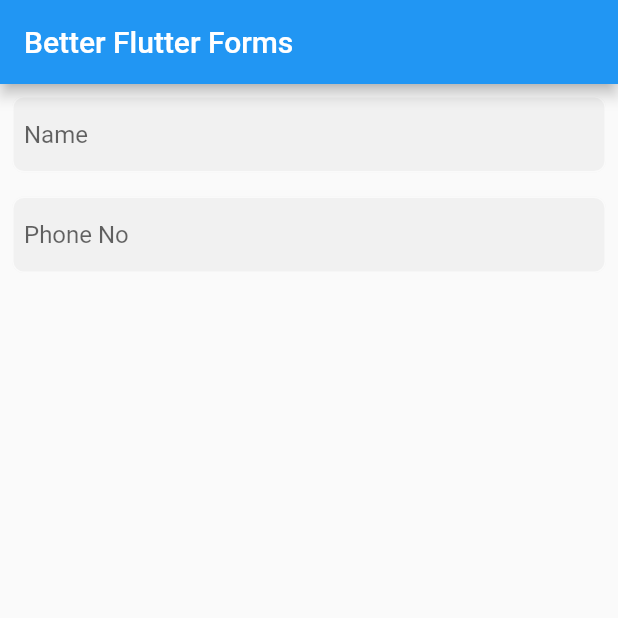
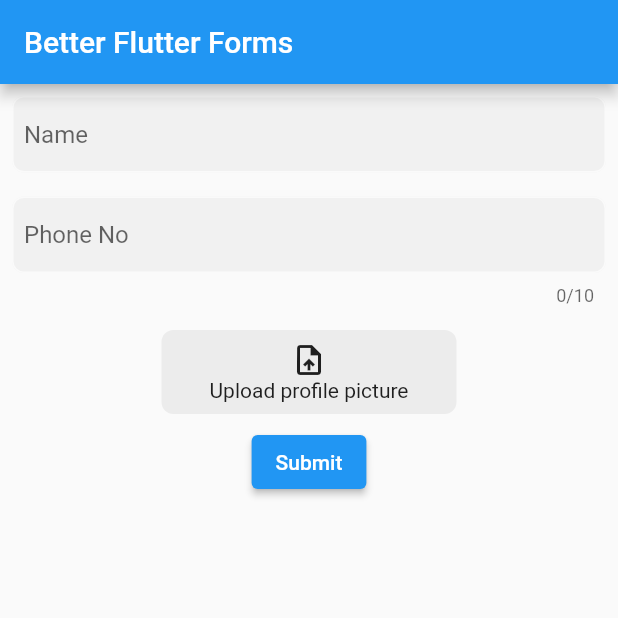
Before and after one commit to Chinmay-KB/better_flutter_form_eg, a Flutter app: the screen it shows after launch, on a phone screen of 412 x 824 dp, the top half of it. Run offline on Flutter 3.47's test engine with Material 2 defaults, Android fonts, the phone set to English and light mode, and no system bars; our stand-ins replace file_picker.

Commit message:
feat: article completed

```diff
--- a/lib/custom_form_field.dart
+++ b/lib/custom_form_field.dart
@@ -1,16 +1,31 @@
 import 'package:flutter/material.dart';
+import 'package:flutter/services.dart';
 
-class CustomTextField extends StatelessWidget {
-  CustomTextField({
-    Key? key,
-    required this.hintText,
-    required this.initialValue,
-    required this.onChanged,
-  }) : super(key: key);
+class CustomTextField extends StatefulWidget {
+  CustomTextField(
+      {Key? key,
+      required this.hintText,
+      required this.initialValue,
+      required this.onChanged,
+      this.inputFormatters,
+      this.validator,
+      this.maxLength})
+      : super(key: key);
 
   final String? initialValue;
   final Function(String) onChanged;
   final String hintText;
+  final List<TextInputFormatter>? inputFormatters;
+  final int? maxLength;
+  final String? Function(String?)? validator;
+
+  @override
+  State<CustomTextField> createState() => _CustomTextFieldState();
+}
+
+class _CustomTextFieldState extends State<CustomTextField> {
+  final _focusNode = FocusNode();
+
   final _borderStyle = OutlineInputBorder(
       borderSide: const BorderSide(
         color: Color(0xfffafafa),
@@ -18,18 +33,40 @@ class CustomTextField extends StatelessWidget {
       borderRadius: BorderRadius.circular(8));
 
   @override
+  void initState() {
+    super.initState();
+    _focusNode.addListener(() {
+      if (!_focusNode.hasFocus) setState(() {});
+    });
+  }
+
+  @override
   Widget build(BuildContext context) {
     return Padding(
       padding: const EdgeInsets.all(8.0),
       child: TextFormField(
-        initialValue: initialValue,
-        onChanged: onChanged,
+        focusNode: _focusNode,
+        initialValue: widget.initialValue,
+        onChanged: widget.onChanged,
+        maxLength: widget.maxLength,
+        inputFormatters: widget.inputFormatters,
+        validator: (value) {
+          if (_focusNode.hasFocus) {
+            print('ignored');
+            return null;
+          } else {
+            print('called');
+
+            return widget.validator?.call(value);
+          }
+        },
+        autovalidateMode: AutovalidateMode.onUserInteraction,
         decoration: InputDecoration(
           fillColor: Colors.grey.withOpacity(0.1),
           filled: true,
           enabledBorder: _borderStyle,
           focusedBorder: _borderStyle,
-          hintText: hintText,
+          hintText: widget.hintText,
           contentPadding:
               const EdgeInsets.symmetric(vertical: 16, horizontal: 8),
         ),
--- /dev/null
+++ b/lib/custom_image_form_field.dart
@@ -0,0 +1,69 @@
+import 'dart:io';
+
+import 'package:file_picker/file_picker.dart';
+import 'package:flutter/material.dart';
+
+class CustomImageFormField extends StatelessWidget {
+  CustomImageFormField({
+    Key? key,
+    required this.initialValue,
+    required this.validator,
+    required this.onPicked,
+  }) : super(key: key);
+
+  final File? initialValue;
+  final String? Function(File?) validator;
+  final Function(File) onPicked;
+
+  File? _pickedFile;
+
+  @override
+  Widget build(BuildContext context) {
+    return FormField(
+        initialValue: initialValue,
+        validator: (_) => validator.call(_pickedFile),
+        builder: (formFieldState) {
+          return Column(
+            children: [
+              GestureDetector(
+                onTap: () async {
+                  FilePickerResult? file = await FilePicker.platform
+                      .pickFiles(type: FileType.image, allowMultiple: false);
+                  if (file != null) {
+                    _pickedFile = File(file.files.first.path!);
+                    onPicked.call(_pickedFile!);
+                  }
+                },
+                child: Container(
+                  margin: const EdgeInsets.all(8),
+                  padding:
+                      const EdgeInsets.symmetric(horizontal: 32, vertical: 8),
+                  decoration: BoxDecoration(
+                    borderRadius: BorderRadius.circular(8),
+                    color: const Color(0xff707070).withOpacity(0.1),
+                  ),
+                  child: Column(
+                    children: const [
+                      Icon(Icons.upload_file),
+                      Text('Upload profile picture')
+                    ],
+                  ),
+                ),
+              ),
+              if (formFieldState.hasError)
+                Padding(
+                  padding: const EdgeInsets.only(left: 8, top: 10),
+                  child: Text(
+                    formFieldState.errorText!,
+                    style: TextStyle(
+                        fontStyle: FontStyle.normal,
+                        fontSize: 13,
+                        color: Colors.red[700],
+                        height: 0.5),
+                  ),
+                )
+            ],
+          );
+        });
+  }
+}
--- /dev/null
+++ b/lib/form_submission.dart
@@ -0,0 +1,24 @@
+import 'package:better_flutter_form_eg/profile.dart';
+import 'package:flutter/material.dart';
+
+class FormSubmission extends StatelessWidget {
+  const FormSubmission({Key? key, required this.profile}) : super(key: key);
+  final Profile profile;
+
+  @override
+  Widget build(BuildContext context) {
+    return Scaffold(
+      body: Column(
+        children: [
+          Text('Name - ${profile.name}'),
+          Text('Phone no - ${profile.phoneNo}'),
+          Image.file(
+            profile.profilePic!,
+            width: 100,
+            height: 100,
+          )
+        ],
+      ),
+    );
+  }
+}
--- a/lib/main.dart
+++ b/lib/main.dart
@@ -1,8 +1,14 @@
 // ignore_for_file: must_be_immutable
 
+import 'dart:io';
+
 import 'package:better_flutter_form_eg/custom_form_field.dart';
+import 'package:better_flutter_form_eg/custom_image_form_field.dart';
+import 'package:better_flutter_form_eg/form_submission.dart';
 import 'package:better_flutter_form_eg/profile.dart';
+import 'package:file_picker/file_picker.dart';
 import 'package:flutter/material.dart';
+import 'package:flutter/services.dart';
 
 void main() {
   runApp(const MyApp());
@@ -48,11 +54,48 @@
               hintText: 'Name',
               initialValue: _profile.name,
               onChanged: (value) => _profile.name = value,
+              inputFormatters: [
+                FilteringTextInputFormatter.allow(
+                  RegExp(r"[a-zA-Z]+|\s"),
+                )
+              ],
+              validator: (val) {
+                if (val == null || val.isEmpty) {
+                  return 'Enter a valid name';
+                }
+              },
             ),
             CustomTextField(
+              maxLength: 10,
               hintText: 'Phone No',
               initialValue: _profile.phoneNo,
               onChanged: (value) => _profile.phoneNo = value,
+              inputFormatters: [FilteringTextInputFormatter.digitsOnly],
+              validator: (val) {
+                if (val == null || val.length < 10) {
+                  return 'Enter a valid phone no';
+                }
+              },
+            ),
+            CustomImageFormField(
+              initialValue: _profile.profilePic,
+              validator: (val) {
+                print('fired');
+                if (val == null) return 'Pick a picture';
+              },
+              onPicked: (_file) => _profile.profilePic = _file,
+            ),
+            ElevatedButton(
+              onPressed: () {
+                if (_formKey.currentState!.validate()) {
+                  Navigator.of(context).push(
+                    MaterialPageRoute(
+                      builder: (_) => FormSubmission(profile: _profile),
+                    ),
+                  );
+                }
+              },
+              child: const Text('Submit'),
             )
           ],
         ),
--- a/pubspec.yaml
+++ b/pubspec.yaml
@@ -34,6 +34,7 @@ dependencies:
   # The following adds the Cupertino Icons font to your application.
   # Use with the CupertinoIcons class for iOS style icons.
   cupertino_icons: ^1.0.2
+  file_picker: ^4.3.2
 
 dev_dependencies:
   flutter_test:
```
Also changed, not shown: pubspec.lock, 9 other files.
